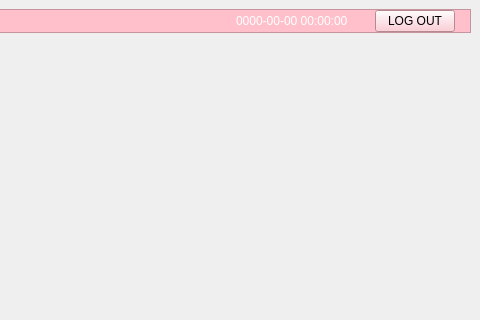
The window that Hospital_Terminal/mainwindow.ui (Heo157/Project-Hospital-Autonomous-Wheelchair) describes before a commit, drawn with Qt 5; both pictures show x 320 to 800 and y 0 to 320 of the 800 by 600 pixel window.
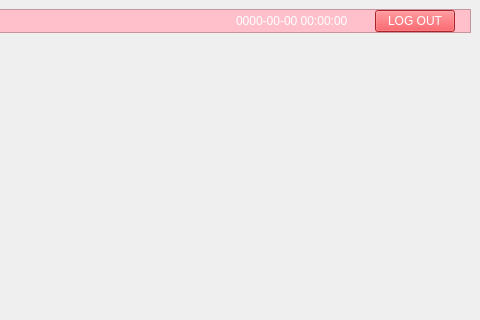
The same window after the commit. Icons and pictures are not drawn.

```diff
--- a/Hospital_Terminal/mainwindow.ui
+++ b/Hospital_Terminal/mainwindow.ui
@@ -13,6 +13,9 @@
   <property name="windowTitle">
    <string>MainWindow</string>
   </property>
+  <property name="styleSheet">
+   <string notr="true"/>
+  </property>
   <widget class="QWidget" name="centralwidget">
    <layout class="QVBoxLayout" name="verticalLayout_2">
     <item>
@@ -120,6 +123,10 @@
          </item>
          <item>
           <widget class="QPushButton" name="btn_logout">
+           <property name="styleSheet">
+            <string notr="true">background-color: rgb(237, 51, 59);
+color: rgb(255, 255, 255);</string>
+           </property>
            <property name="text">
             <string>LOG OUT</string>
            </property>
```
Left out of the diff: 2 changed lines with no effect on the pictures.
